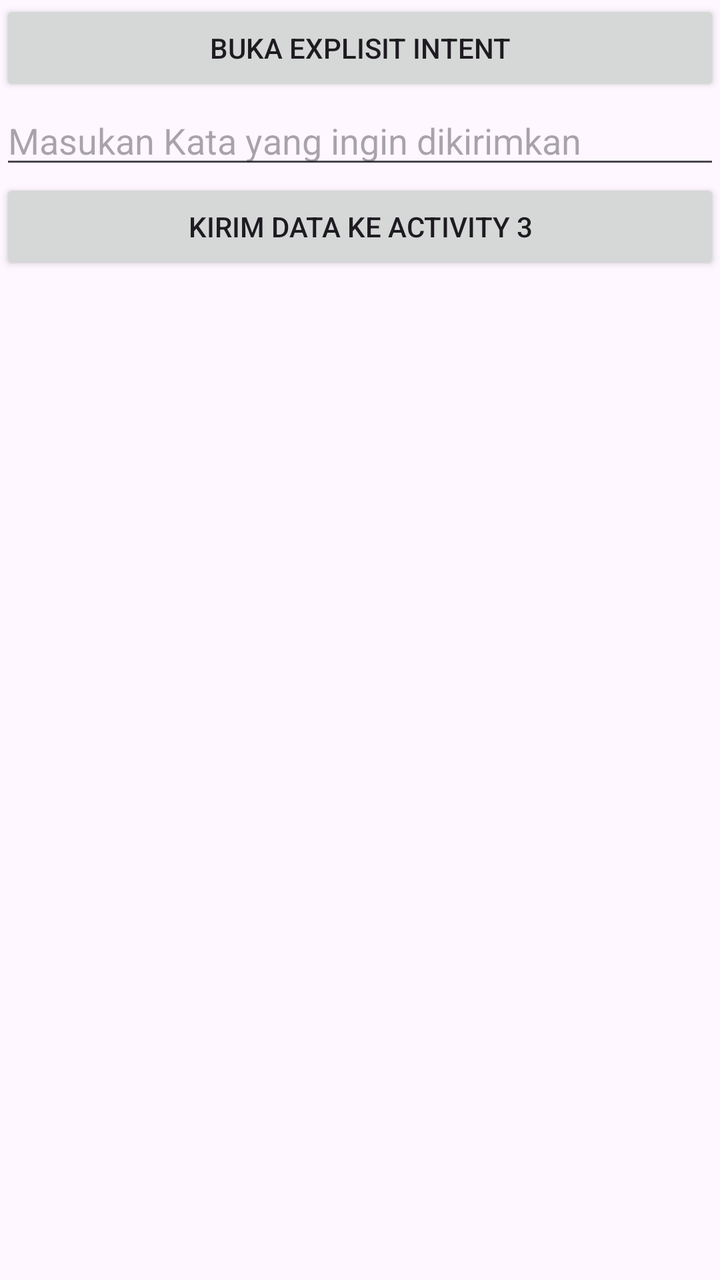
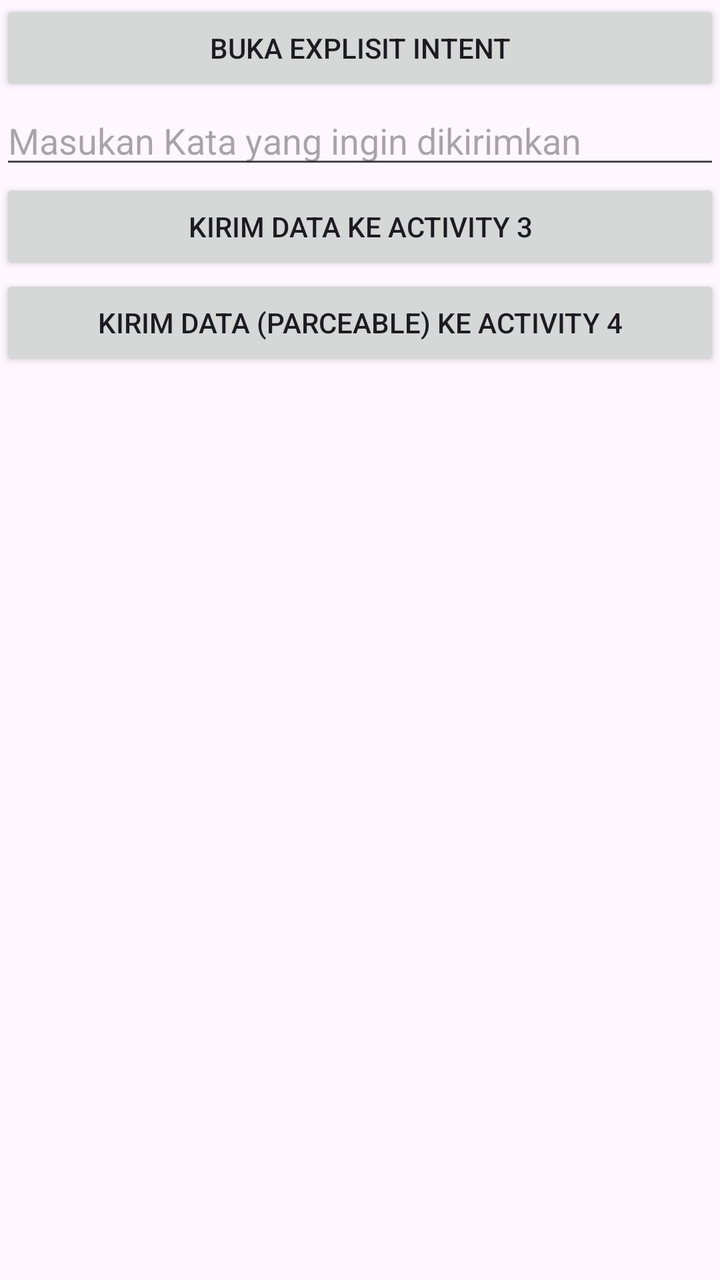

An Android layout rendered at two revisions. The XML below is the earlier revision; the diff shows what the commit changed to produce the second picture.
<!-- AndroidManifest.xml: application theme Theme.ExplisitIntent -->
<!-- res/layout/activity_main.xml -->
<?xml version="1.0" encoding="utf-8"?>
<LinearLayout
    xmlns:android="http://schemas.android.com/apk/res/android"
    xmlns:tools="http://schemas.android.com/tools"
    xmlns:app="http://schemas.android.com/apk/res-auto"
    android:id="@+id/main"
    android:layout_width="match_parent"
    android:layout_height="match_parent"
    tools:context=".MainActivity"
    android:orientation="vertical"
    android:layout_margin="16dp">

  <Button
      android:id="@+id/btnExplisit1"
      android:layout_width="match_parent"
      android:layout_height="wrap_content"
      android:text="Buka Explisit Intent" />

  <EditText
      android:layout_width="match_parent"
      android:layout_height="wrap_content"
      android:id="@+id/dataKirim"
      android:inputType="text"
      android:hint="Masukan Kata yang ingin dikirimkan"/>
  <Button
      android:layout_width="match_parent"
      android:layout_height="wrap_content"
      android:id="@+id/btnExplisit2"
      android:text="Kirim Data ke Activity 3"/>
</LinearLayout>
<!-- resources referenced by this layout -->
<resources>
  <style name="Theme.ExplisitIntent" parent="Base.Theme.ExplisitIntent" />
  <style name="Base.Theme.ExplisitIntent" parent="Theme.Material3.DayNight.NoActionBar">
          
          
      </style>
</resources>

<!-- the commit's change to res/layout/activity_main.xml (unified diff, before → after) -->
@@ -22,9 +22,17 @@
       android:id="@+id/dataKirim"
       android:inputType="text"
       android:hint="Masukan Kata yang ingin dikirimkan"/>
+
   <Button
       android:layout_width="match_parent"
       android:layout_height="wrap_content"
       android:id="@+id/btnExplisit2"
       android:text="Kirim Data ke Activity 3"/>
+
+  <Button
+      android:layout_width="match_parent"
+      android:layout_height="wrap_content"
+      android:id="@+id/btnExplisit3"
+      android:text="Kirim Data (Parceable) ke Activity 4" />
+
 </LinearLayout>
